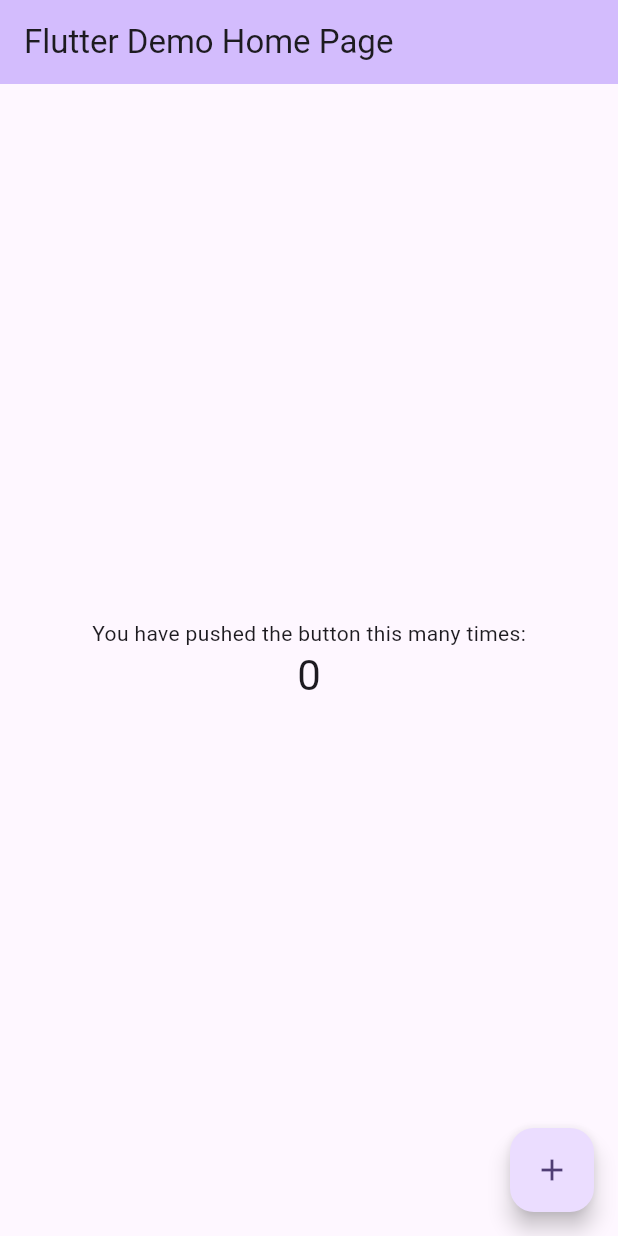
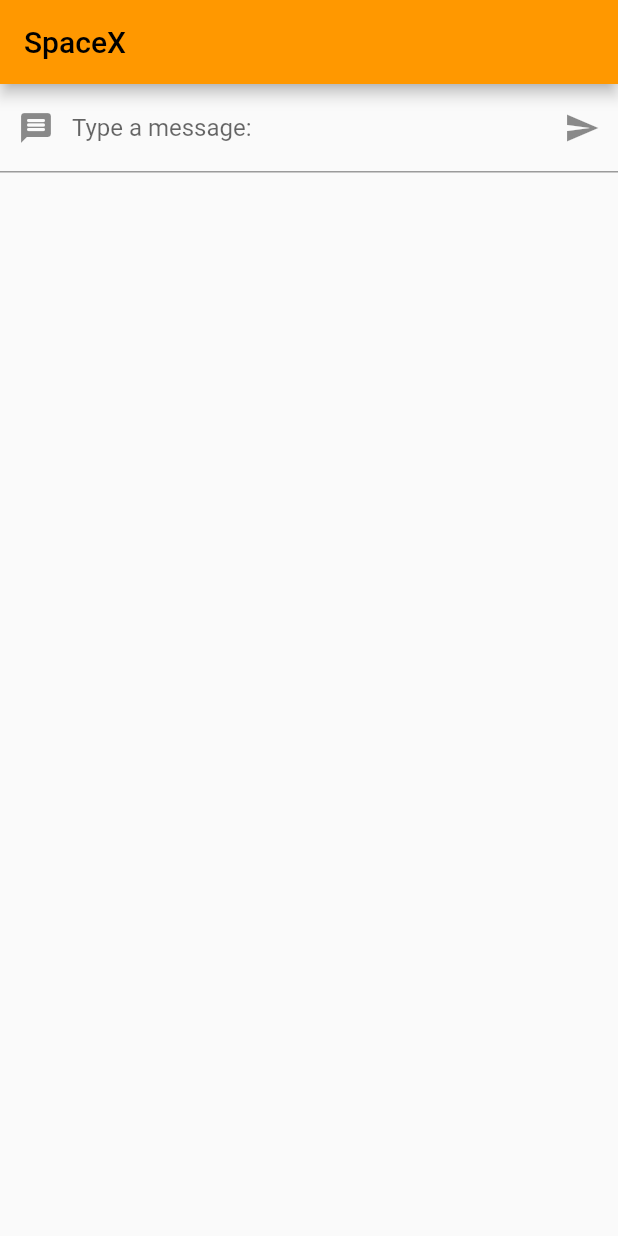
Before and after one commit to jonesy15/flutter_application_1, a Flutter app: the screen it shows after launch, on a phone screen of 412 x 824 dp. Run offline on Flutter 3.47's test engine with Material 2 defaults, Android fonts, the phone set to English and light mode, and no system bars.

Commit message:
input box with send icon button

```diff
--- a/lib/main.dart
+++ b/lib/main.dart
@@ -6,120 +6,82 @@ void main() {
 
 class MyApp extends StatelessWidget {
   const MyApp({super.key});
-
-  // This widget is the root of your application.
   @override
   Widget build(BuildContext context) {
     return MaterialApp(
-      title: 'Flutter Demo',
+      title: 'SpaceX',
       theme: ThemeData(
-        // This is the theme of your application.
-        //
-        // TRY THIS: Try running your application with "flutter run". You'll see
-        // the application has a blue toolbar. Then, without quitting the app,
-        // try changing the seedColor in the colorScheme below to Colors.green
-        // and then invoke "hot reload" (save your changes or press the "hot
-        // reload" button in a Flutter-supported IDE, or press "r" if you used
-        // the command line to start the app).
-        //
-        // Notice that the counter didn't reset back to zero; the application
-        // state is not lost during the reload. To reset the state, use hot
-        // restart instead.
-        //
-        // This works for code too, not just values: Most code changes can be
-        // tested with just a hot reload.
-        colorScheme: ColorScheme.fromSeed(seedColor: Colors.deepPurple),
-        useMaterial3: true,
+        primarySwatch: Colors.orange,
+        visualDensity: VisualDensity.adaptivePlatformDensity,
       ),
-      home: const MyHomePage(title: 'Flutter Demo Home Page'),
+      home: const MyHomePage(),
     );
   }
 }
 
 class MyHomePage extends StatefulWidget {
-  const MyHomePage({super.key, required this.title});
-
-  // This widget is the home page of your application. It is stateful, meaning
-  // that it has a State object (defined below) that contains fields that affect
-  // how it looks.
-
-  // This class is the configuration for the state. It holds the values (in this
-  // case the title) provided by the parent (in this case the App widget) and
-  // used by the build method of the State. Fields in a Widget subclass are
-  // always marked "final".
-
-  final String title;
+  const MyHomePage({super.key});
 
   @override
-  State<MyHomePage> createState() => _MyHomePageState();
+  MyHomePageWidgetState createState() => MyHomePageWidgetState();
 }
 
-class _MyHomePageState extends State<MyHomePage> {
-  int _counter = 0;
+class MyHomePageWidgetState extends State<MyHomePage> {
+  String text = "";
 
-  void _incrementCounter() {
+  void changeText(String newText) {
     setState(() {
-      // This call to setState tells the Flutter framework that something has
-      // changed in this State, which causes it to rerun the build method below
-      // so that the display can reflect the updated values. If we changed
-      // _counter without calling setState(), then the build method would not be
-      // called again, and so nothing would appear to happen.
-      _counter++;
+      text = newText;
     });
   }
 
   @override
   Widget build(BuildContext context) {
-    // This method is rerun every time setState is called, for instance as done
-    // by the _incrementCounter method above.
-    //
-    // The Flutter framework has been optimized to make rerunning build methods
-    // fast, so that you can just rebuild anything that needs updating rather
-    // than having to individually change instances of widgets.
     return Scaffold(
       appBar: AppBar(
-        // TRY THIS: Try changing the color here to a specific color (to
-        // Colors.amber, perhaps?) and trigger a hot reload to see the AppBar
-        // change color while the other colors stay the same.
-        backgroundColor: Theme.of(context).colorScheme.inversePrimary,
-        // Here we take the value from the MyHomePage object that was created by
-        // the App.build method, and use it to set our appbar title.
-        title: Text(widget.title),
+        title: const Text('SpaceX'),
       ),
-      body: Center(
-        // Center is a layout widget. It takes a single child and positions it
-        // in the middle of the parent.
-        child: Column(
-          // Column is also a layout widget. It takes a list of children and
-          // arranges them vertically. By default, it sizes itself to fit its
-          // children horizontally, and tries to be as tall as its parent.
-          //
-          // Column has various properties to control how it sizes itself and
-          // how it positions its children. Here we use mainAxisAlignment to
-          // center the children vertically; the main axis here is the vertical
-          // axis because Columns are vertical (the cross axis would be
-          // horizontal).
-          //
-          // TRY THIS: Invoke "debug painting" (choose the "Toggle Debug Paint"
-          // action in the IDE, or press "p" in the console), to see the
-          // wireframe for each widget.
-          mainAxisAlignment: MainAxisAlignment.center,
-          children: <Widget>[
-            const Text(
-              'You have pushed the button this many times:',
-            ),
-            Text(
-              '$_counter',
-              style: Theme.of(context).textTheme.headlineMedium,
-            ),
-          ],
-        ),
-      ),
-      floatingActionButton: FloatingActionButton(
-        onPressed: _incrementCounter,
-        tooltip: 'Increment',
-        child: const Icon(Icons.add),
-      ), // This trailing comma makes auto-formatting nicer for build methods.
+      body: Column(children: <Widget>[TextInputWidget(changeText), Text(text)]),
     );
   }
 }
+
+class TextInputWidget extends StatefulWidget {
+  final Function(String) textCallback;
+
+  const TextInputWidget(this.textCallback, {super.key});
+
+  @override
+  TextInputWidgetState createState() => TextInputWidgetState();
+}
+
+class TextInputWidgetState extends State<TextInputWidget> {
+  final controller =
+      TextEditingController(); //allows us to attach to text field and get the contents
+
+  @override
+  void dispose() {
+    super.dispose(); // calls paretnms dispose
+    controller.dispose();
+  }
+
+  void onClick() {
+    widget.textCallback(controller.text);
+    controller.clear();
+  }
+
+  @override
+  Widget build(BuildContext context) {
+    return TextField(
+        controller: controller,
+        decoration: InputDecoration(
+            labelText: "Type a message:",
+            prefixIcon: const Icon(Icons.message_rounded),
+            suffixIcon: IconButton(
+              onPressed: onClick,
+              splashColor: Colors.blueAccent,
+              tooltip: "Post Message",
+              icon: const Icon(Icons.send),
+            )));
+  }
+}
```
